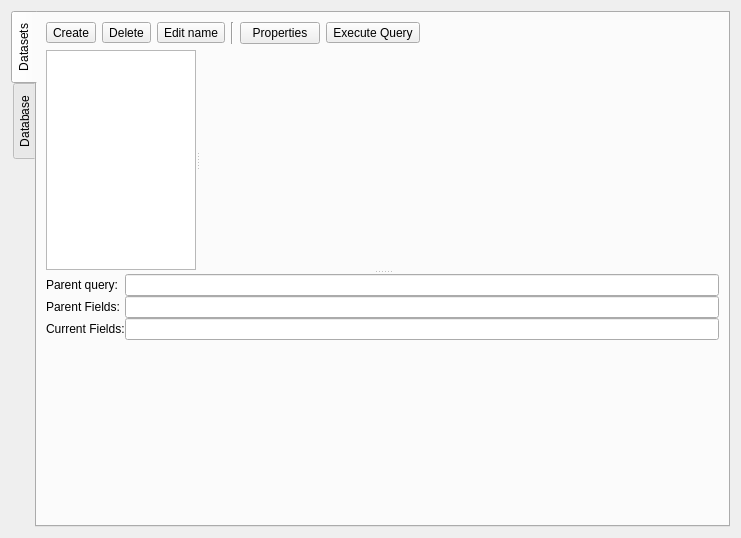
shujaatak/exaro, file apps/designer/designerdataseteditor.ui: the form before one commit.
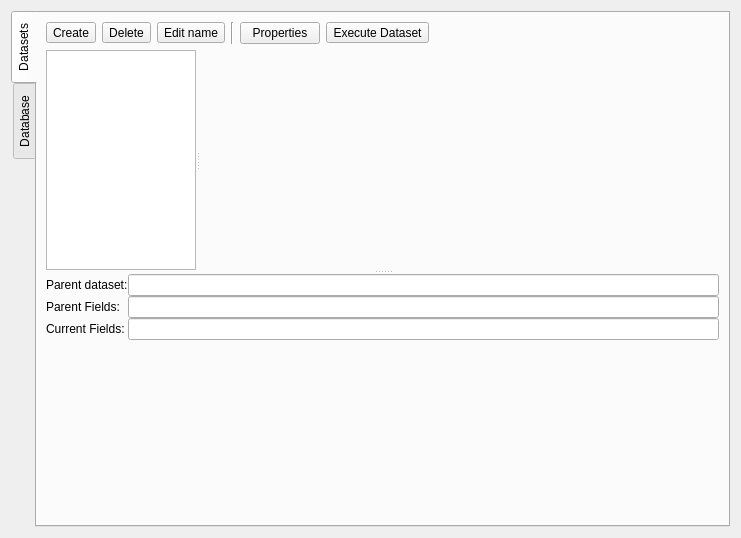
The form after the commit. The open tabs and pages were chosen to show the change. Icons and pictures are not drawn.

Commit message: Dataset plugin system and editors mostly done + some bugfixes..

Patch:
```diff
--- a/apps/designer/designerdataseteditor.ui
+++ b/apps/designer/designerdataseteditor.ui
@@ -35,8 +35,8 @@
       <attribute name="title">
        <string>Datasets</string>
       </attribute>
-      <layout class="QVBoxLayout" name="verticalLayout_2">
-       <item>
+      <layout class="QGridLayout" name="gridLayout_6">
+       <item row="0" column="0">
         <layout class="QHBoxLayout">
          <property name="margin">
           <number>0</number>
@@ -106,7 +106,7 @@
             <string>Execute Query</string>
            </property>
            <property name="text">
-            <string>Execute Query</string>
+            <string>Execute Dataset</string>
            </property>
            <property name="icon">
             <iconset>
@@ -129,7 +129,7 @@
          </item>
         </layout>
        </item>
-       <item>
+       <item row="1" column="0">
         <widget class="QSplitter" name="splitter">
          <property name="orientation">
           <enum>Qt::Vertical</enum>
@@ -221,7 +221,7 @@
               <item row="0" column="0">
                <widget class="QLabel" name="label">
                 <property name="text">
-                 <string>Parent query:</string>
+                 <string>Parent dataset:</string>
                 </property>
                </widget>
               </item>
```
Left out of the diff: 20 changed lines with no effect on the pictures. The commit also changes 16 other files.
